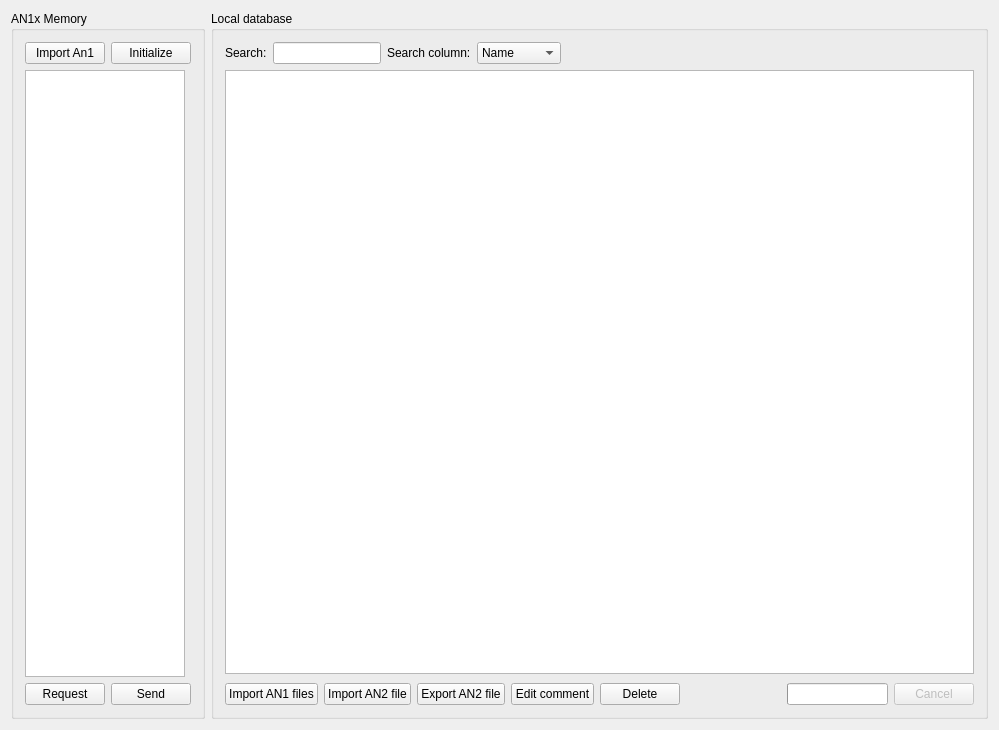
The window that src/View/Browser.ui (thefinalcutbg/QAN1xEditor) describes before a commit, drawn with Qt 5.
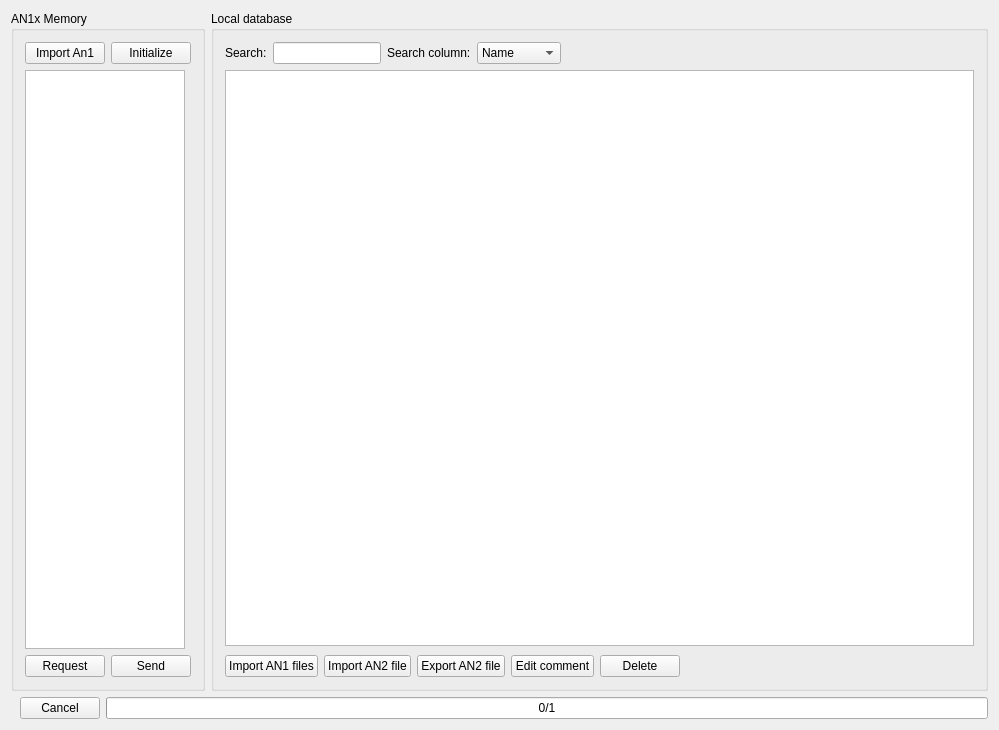
The same window after the commit. Custom widgets are drawn as their Qt base class.

```diff
--- a/src/View/Browser.ui
+++ b/src/View/Browser.ui
@@ -13,7 +13,9 @@
   <property name="windowTitle">
    <string>Browser</string>
   </property>
-  <layout class="QHBoxLayout" name="horizontalLayout_2">
+  <layout class="QVBoxLayout" name="verticalLayout_3">
+   <item>
+    <layout class="QHBoxLayout" name="horizontalLayout_5">
    <item>
     <widget class="QGroupBox" name="groupBox">
      <property name="title">
@@ -269,6 +271,28 @@
           </property>
          </spacer>
         </item>
+         </layout>
+        </item>
+       </layout>
+      </widget>
+     </item>
+    </layout>
+   </item>
+   <item>
+    <layout class="QHBoxLayout" name="horizontalLayout_2">
+     <property name="leftMargin">
+      <number>9</number>
+     </property>
+     <item>
+      <widget class="QPushButton" name="cancelButton">
+       <property name="enabled">
+        <bool>true</bool>
+       </property>
+       <property name="text">
+        <string>Cancel</string>
+       </property>
+      </widget>
+     </item>
         <item>
          <widget class="QProgressBar" name="progressBar">
           <property name="minimum">
@@ -284,27 +308,14 @@
            <set>Qt::AlignCenter</set>
           </property>
           <property name="textVisible">
-           <bool>false</bool>
+        <bool>true</bool>
           </property>
           <property name="format">
            <string>%v/%m</string>
           </property>
          </widget>
         </item>
-        <item>
-         <widget class="QPushButton" name="cancelButton">
-          <property name="enabled">
-           <bool>false</bool>
-          </property>
-          <property name="text">
-           <string>Cancel</string>
-          </property>
-         </widget>
-        </item>
-       </layout>
-      </item>
-     </layout>
-    </widget>
+    </layout>
    </item>
   </layout>
  </widget>
```
Left out of the diff: 4 changed lines with no effect on the pictures. Lines whose indentation alone changed are shown as unchanged.
